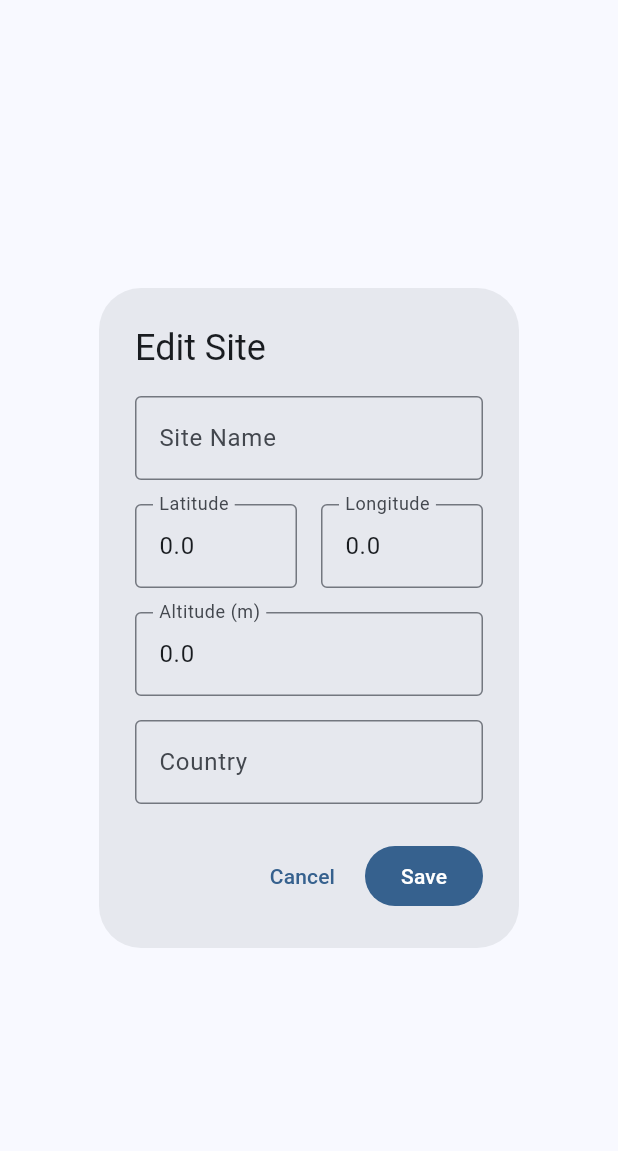
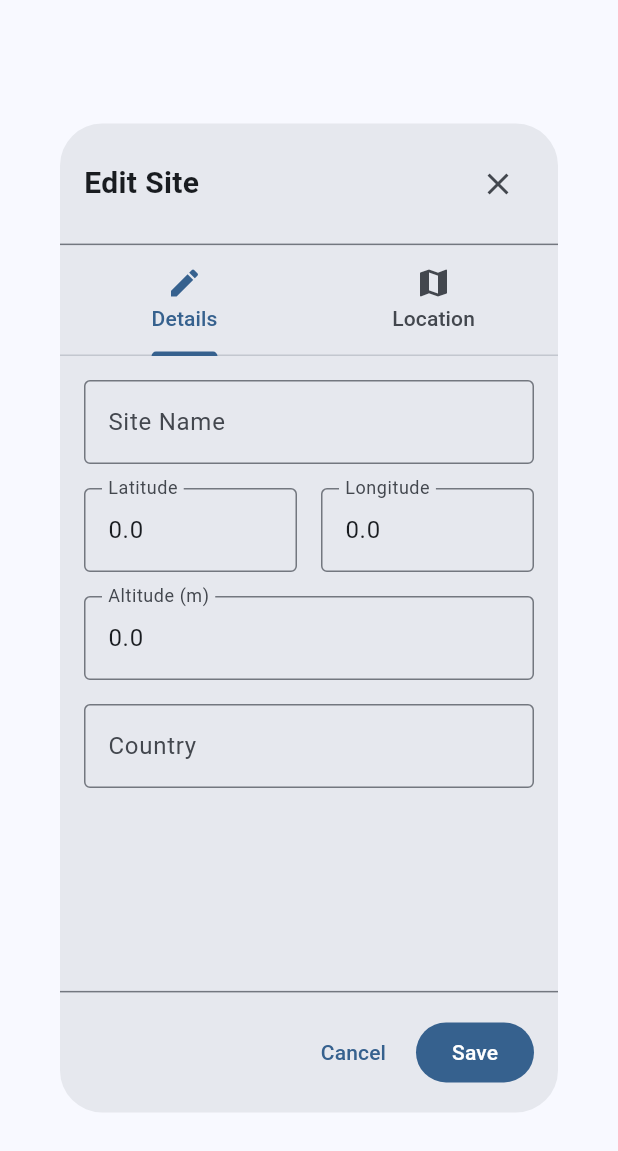
Before and after one commit to Kevin-McIsaac/the_paragliding_app, a Flutter app: the _EditSiteDialog widget shown alone on an empty page, opened directly with empty values, on a phone screen of 412 x 824 dp. Shown: the top 1151 px of the screen. Run offline on Flutter 3.47's test engine with Material 3 defaults, Android fonts, the phone set to English and light mode, and no system bars; our stand-ins replace file_picker, flutter_map, latlong2, shared_preferences, sqflite, sqflite_common_ffi and 1 more; accounts and stored records are empty.

Commit message:
Add map to Edit Sites

```diff
--- a/free_flight_log_app/lib/presentation/screens/manage_sites_screen.dart
+++ b/free_flight_log_app/lib/presentation/screens/manage_sites_screen.dart
@@ -1,4 +1,6 @@
 import 'package:flutter/material.dart';
+import 'package:flutter_map/flutter_map.dart';
+import 'package:latlong2/latlong.dart';
 import '../../data/models/site.dart';
 import '../../data/repositories/site_repository.dart';
 
@@ -472,6 +474,8 @@ class _SiteListTile extends StatelessWidget {
   Widget build(BuildContext context) {
     return Card(
       margin: const EdgeInsets.symmetric(horizontal: 8, vertical: 4),
+      child: GestureDetector(
+        onDoubleTap: onEdit,
         child: ListTile(
         leading: const Icon(Icons.location_on),
         title: Text(
@@ -554,6 +558,7 @@ class _SiteListTile extends StatelessWidget {
           ],
         ),
         ),
+      ),
     );
   }
 }
@@ -567,17 +572,20 @@ class _EditSiteDialog extends StatefulWidget {
   State<_EditSiteDialog> createState() => _EditSiteDialogState();
 }
 
-class _EditSiteDialogState extends State<_EditSiteDialog> {
+class _EditSiteDialogState extends State<_EditSiteDialog> with SingleTickerProviderStateMixin {
   late TextEditingController _nameController;
   late TextEditingController _latitudeController;
   late TextEditingController _longitudeController;
   late TextEditingController _altitudeController;
   late TextEditingController _countryController;
+  late TabController _tabController;
+  MapController? _mapController;
   final _formKey = GlobalKey<FormState>();
 
   @override
   void initState() {
     super.initState();
+    _tabController = TabController(length: 2, vsync: this);
     _nameController = TextEditingController(text: widget.site.name);
     _latitudeController = TextEditingController(text: widget.site.latitude.toString());
     _longitudeController = TextEditingController(text: widget.site.longitude.toString());
@@ -591,6 +599,7 @@ class _EditSiteDialogState extends State<_EditSiteDialog> {
 
   @override
   void dispose() {
+    _tabController.dispose();
     _nameController.dispose();
     _latitudeController.dispose();
     _longitudeController.dispose();
@@ -601,13 +610,94 @@ class _EditSiteDialogState extends State<_EditSiteDialog> {
 
   @override
   Widget build(BuildContext context) {
-    return AlertDialog(
-      title: const Text('Edit Site'),
-      content: Form(
+    return Dialog(
+      child: Container(
+        width: MediaQuery.of(context).size.width * 0.9,
+        height: MediaQuery.of(context).size.height * 0.8,
+        child: Column(
+          children: [
+            // Header with title and close button
+            Container(
+              padding: const EdgeInsets.all(16),
+              decoration: BoxDecoration(
+                border: Border(
+                  bottom: BorderSide(color: Theme.of(context).dividerColor),
+                ),
+              ),
+              child: Row(
+                children: [
+                  const Text(
+                    'Edit Site',
+                    style: TextStyle(fontSize: 20, fontWeight: FontWeight.bold),
+                  ),
+                  const Spacer(),
+                  IconButton(
+                    onPressed: () => Navigator.of(context).pop(),
+                    icon: const Icon(Icons.close),
+                  ),
+                ],
+              ),
+            ),
+            // Tab bar
+            TabBar(
+              controller: _tabController,
+              tabs: const [
+                Tab(
+                  icon: Icon(Icons.edit),
+                  text: 'Details',
+                ),
+                Tab(
+                  icon: Icon(Icons.map),
+                  text: 'Location',
+                ),
+              ],
+            ),
+            // Tab content
+            Expanded(
+              child: TabBarView(
+                controller: _tabController,
+                children: [
+                  _buildDetailsTab(),
+                  _buildLocationTab(),
+                ],
+              ),
+            ),
+            // Action buttons
+            Container(
+              padding: const EdgeInsets.all(16),
+              decoration: BoxDecoration(
+                border: Border(
+                  top: BorderSide(color: Theme.of(context).dividerColor),
+                ),
+              ),
+              child: Row(
+                mainAxisAlignment: MainAxisAlignment.end,
+                children: [
+                  TextButton(
+                    onPressed: () => Navigator.of(context).pop(),
+                    child: const Text('Cancel'),
+                  ),
+                  const SizedBox(width: 8),
+                  FilledButton(
+                    onPressed: _saveChanges,
+                    child: const Text('Save'),
+                  ),
+                ],
+              ),
+            ),
+          ],
+        ),
+      ),
+    );
+  }
+
+  Widget _buildDetailsTab() {
+    return Padding(
+      padding: const EdgeInsets.all(16),
+      child: Form(
         key: _formKey,
         child: SingleChildScrollView(
           child: Column(
-            mainAxisSize: MainAxisSize.min,
             children: [
               TextFormField(
                 controller: _nameController,
@@ -704,13 +794,35 @@ class _EditSiteDialogState extends State<_EditSiteDialog> {
           ),
         ),
       ),
-      actions: [
-        TextButton(
-          onPressed: () => Navigator.of(context).pop(),
-          child: const Text('Cancel'),
+    );
+  }
+
+  Widget _buildLocationTab() {
+    return Padding(
+      padding: const EdgeInsets.all(16),
+      child: Column(
+        children: [
+          Text(
+            '${widget.site.name}',
+            style: Theme.of(context).textTheme.titleMedium,
           ),
-        FilledButton(
-          onPressed: () {
+          const SizedBox(height: 8),
+          Text(
+            '${widget.site.latitude.toStringAsFixed(6)}, ${widget.site.longitude.toStringAsFixed(6)}',
+            style: Theme.of(context).textTheme.bodyMedium?.copyWith(
+              fontFamily: 'monospace',
+            ),
+          ),
+          const SizedBox(height: 16),
+          Expanded(
+            child: _buildLocationMap(),
+          ),
+        ],
+      ),
+    );
+  }
+
+  void _saveChanges() {
     if (_formKey.currentState!.validate()) {
       final updatedSite = widget.site.copyWith(
         name: _nameController.text.trim(),
@@ -726,10 +838,48 @@ class _EditSiteDialogState extends State<_EditSiteDialog> {
       );
       Navigator.of(context).pop(updatedSite);
     }
-          },
-          child: const Text('Save'),
+  }
+
+  Widget _buildLocationMap() {
+    _mapController ??= MapController();
+
+    return Container(
+      decoration: BoxDecoration(
+        border: Border.all(color: Theme.of(context).dividerColor),
+        borderRadius: BorderRadius.circular(8),
+      ),
+      child: ClipRRect(
+        borderRadius: BorderRadius.circular(8),
+        child: FlutterMap(
+          mapController: _mapController,
+          options: MapOptions(
+            initialCenter: LatLng(widget.site.latitude, widget.site.longitude),
+            initialZoom: 14.0,
+            minZoom: 5.0,
+            maxZoom: 18.0,
+          ),
+          children: [
+            TileLayer(
+              urlTemplate: 'https://tile.openstreetmap.org/{z}/{x}/{y}.png',
+              userAgentPackageName: 'com.example.free_flight_log_app',
+            ),
+            MarkerLayer(
+              markers: [
+                Marker(
+                  point: LatLng(widget.site.latitude, widget.site.longitude),
+                  width: 40,
+                  height: 40,
+                  child: const Icon(
+                    Icons.location_pin,
+                    color: Colors.red,
+                    size: 40,
+                  ),
                 ),
               ],
+            ),
+          ],
+        ),
+      ),
     );
   }
 }
--- a/free_flight_log_app/lib/presentation/screens/wing_management_screen.dart
+++ b/free_flight_log_app/lib/presentation/screens/wing_management_screen.dart
@@ -290,7 +290,9 @@ class _WingManagementScreenState extends State<WingManagementScreen> {
       opacity: wing.active ? 1.0 : 0.6,
       child: Card(
         margin: const EdgeInsets.only(bottom: 8),
-        child: ListTile(
+        child: GestureDetector(
+          onDoubleTap: () => _editWing(wing),
+          child: ListTile(
         leading: CircleAvatar(
           backgroundColor: wing.active
             ? Theme.of(context).colorScheme.primary
@@ -366,6 +368,7 @@ class _WingManagementScreenState extends State<WingManagementScreen> {
         ),
         onTap: () => _editWing(wing),
         ),
+        ),
       ),
     );
   }
```
Lines whose indentation alone changed are shown as unchanged.
